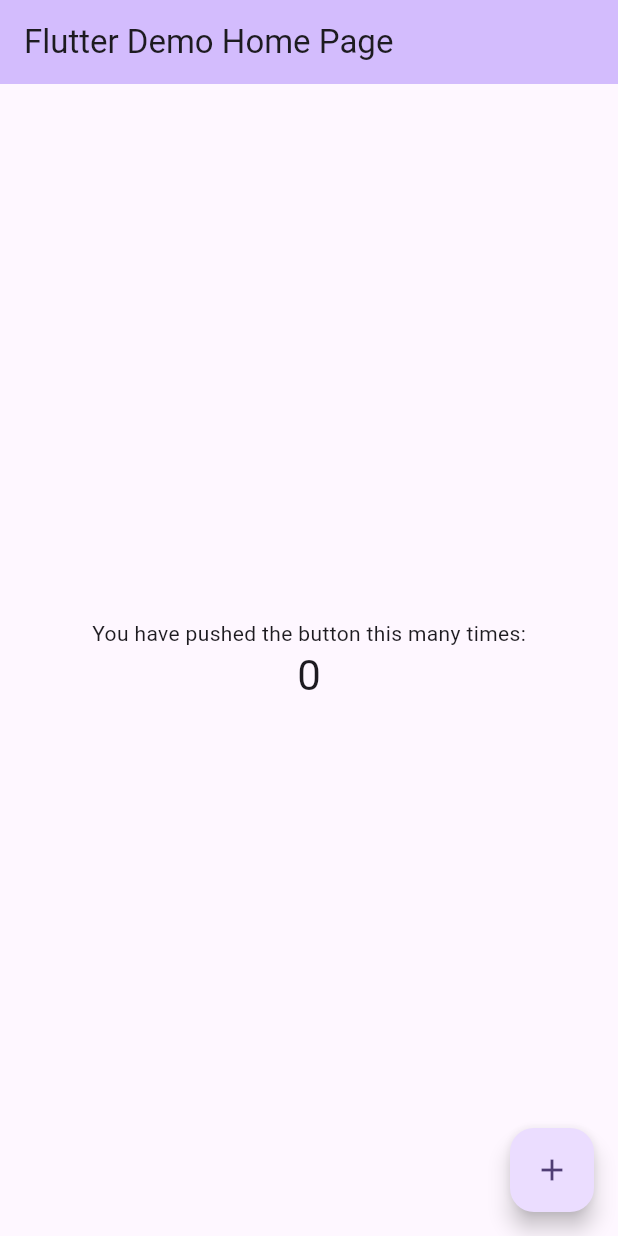
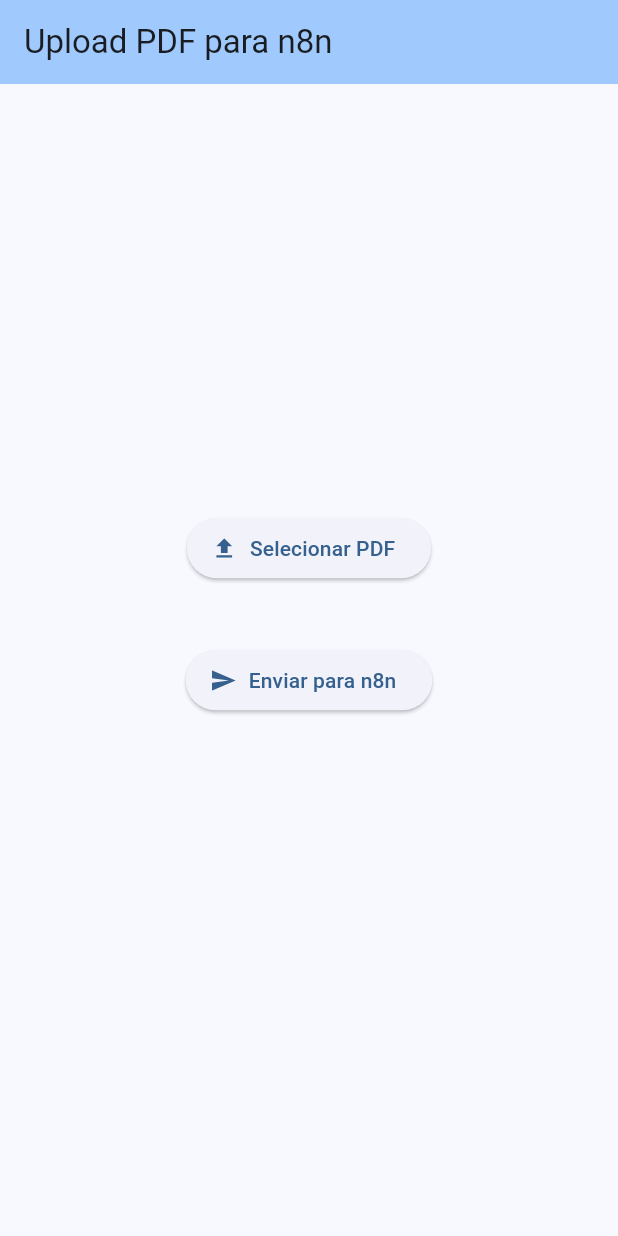
Before and after one commit to adamlamoglia/automacoes, a Flutter app: the screen it shows after launch, on a phone screen of 412 x 824 dp. Run offline on Flutter 3.47's test engine with Material 3 defaults, Android fonts, the phone set to English and light mode, and no system bars; our stand-ins replace file_picker.

Commit message:
Inicio, botão e chamada para api n8n

```diff
--- a/lib/main.dart
+++ b/lib/main.dart
@@ -1,4 +1,8 @@
 import 'package:flutter/material.dart';
+import 'package:http/http.dart' as http;
+import 'package:file_picker/file_picker.dart';
+import 'dart:io';
+import 'dart:convert';
 
 void main() {
   runApp(const MyApp());
@@ -11,7 +15,7 @@
   @override
   Widget build(BuildContext context) {
     return MaterialApp(
-      title: 'Flutter Demo',
+      title: 'Upload PDF',
       theme: ThemeData(
         // This is the theme of your application.
         //
@@ -28,10 +32,10 @@
         //
         // This works for code too, not just values: Most code changes can be
         // tested with just a hot reload.
-        colorScheme: ColorScheme.fromSeed(seedColor: Colors.deepPurple),
+        colorScheme: ColorScheme.fromSeed(seedColor: Colors.blue),
         useMaterial3: true,
       ),
-      home: const MyHomePage(title: 'Flutter Demo Home Page'),
+      home: const MyHomePage(title: 'Upload PDF para n8n'),
     );
   }
 }
@@ -55,17 +59,72 @@
 }
 
 class _MyHomePageState extends State<MyHomePage> {
-  int _counter = 0;
+  File? _selectedFile;
+  bool _isUploading = false;
+  String _statusMessage = '';
 
-  void _incrementCounter() {
+  Future<void> _pickPDF() async {
+    try {
+      FilePickerResult? result = await FilePicker.platform.pickFiles(
+        type: FileType.custom,
+        allowedExtensions: ['pdf'],
+      );
+
+      if (result != null) {
+        setState(() {
+          _selectedFile = File(result.files.single.path!);
+          _statusMessage = 'Arquivo selecionado: ${result.files.single.name}';
+        });
+      }
+    } catch (e) {
+      setState(() {
+        _statusMessage = 'Erro ao selecionar arquivo: $e';
+      });
+    }
+  }
+
+  Future<void> _uploadToN8n() async {
+    if (_selectedFile == null) {
+      setState(() {
+        _statusMessage = 'Por favor, selecione um arquivo PDF primeiro';
+      });
+      return;
+    }
+
     setState(() {
-      // This call to setState tells the Flutter framework that something has
-      // changed in this State, which causes it to rerun the build method below
-      // so that the display can reflect the updated values. If we changed
-      // _counter without calling setState(), then the build method would not be
-      // called again, and so nothing would appear to happen.
-      _counter++;
+      _isUploading = true;
+      _statusMessage = 'Enviando arquivo...';
     });
+
+    try {
+      // Substitua esta URL pela URL do seu webhook do n8n
+      final url = Uri.parse('SUA_URL_DO_N8N_AQUI');
+
+      var request = http.MultipartRequest('POST', url);
+      request.files.add(
+        await http.MultipartFile.fromPath(
+          'file',
+          _selectedFile!.path,
+        ),
+      );
+
+      var response = await request.send();
+      var responseBody = await response.stream.bytesToString();
+
+      setState(() {
+        _isUploading = false;
+        if (response.statusCode == 200) {
+          _statusMessage = 'Arquivo enviado com sucesso!';
+        } else {
+          _statusMessage = 'Erro ao enviar arquivo: ${response.statusCode}';
+        }
+      });
+    } catch (e) {
+      setState(() {
+        _isUploading = false;
+        _statusMessage = 'Erro ao enviar arquivo: $e';
+      });
+    }
   }
 
   @override
@@ -105,21 +164,35 @@
           // wireframe for each widget.
           mainAxisAlignment: MainAxisAlignment.center,
           children: <Widget>[
-            const Text(
-              'You have pushed the button this many times:',
+            ElevatedButton.icon(
+              onPressed: _isUploading ? null : _pickPDF,
+              icon: const Icon(Icons.file_upload),
+              label: const Text('Selecionar PDF'),
             ),
+            const SizedBox(height: 20),
+            if (_selectedFile != null)
+              Text(
+                'Arquivo selecionado: ${_selectedFile!.path.split('/').last}',
+                style: Theme.of(context).textTheme.bodyLarge,
+              ),
+            const SizedBox(height: 20),
+            ElevatedButton.icon(
+              onPressed: _isUploading ? null : _uploadToN8n,
+              icon: const Icon(Icons.send),
+              label: const Text('Enviar para n8n'),
+            ),
+            const SizedBox(height: 20),
+            if (_isUploading)
+              const CircularProgressIndicator(),
+            const SizedBox(height: 20),
             Text(
-              '$_counter',
-              style: Theme.of(context).textTheme.headlineMedium,
+              _statusMessage,
+              style: Theme.of(context).textTheme.bodyMedium,
+              textAlign: TextAlign.center,
             ),
           ],
         ),
       ),
-      floatingActionButton: FloatingActionButton(
-        onPressed: _incrementCounter,
-        tooltip: 'Increment',
-        child: const Icon(Icons.add),
-      ), // This trailing comma makes auto-formatting nicer for build methods.
     );
   }
 }
--- a/pubspec.yaml
+++ b/pubspec.yaml
@@ -30,7 +30,9 @@ environment:
 dependencies:
   flutter:
     sdk: flutter
-
+  http: ^1.2.0
+  file_picker: ^6.1.1
+  path_provider: ^2.1.2
 
   # The following adds the Cupertino Icons font to your application.
   # Use with the CupertinoIcons class for iOS style icons.
```
